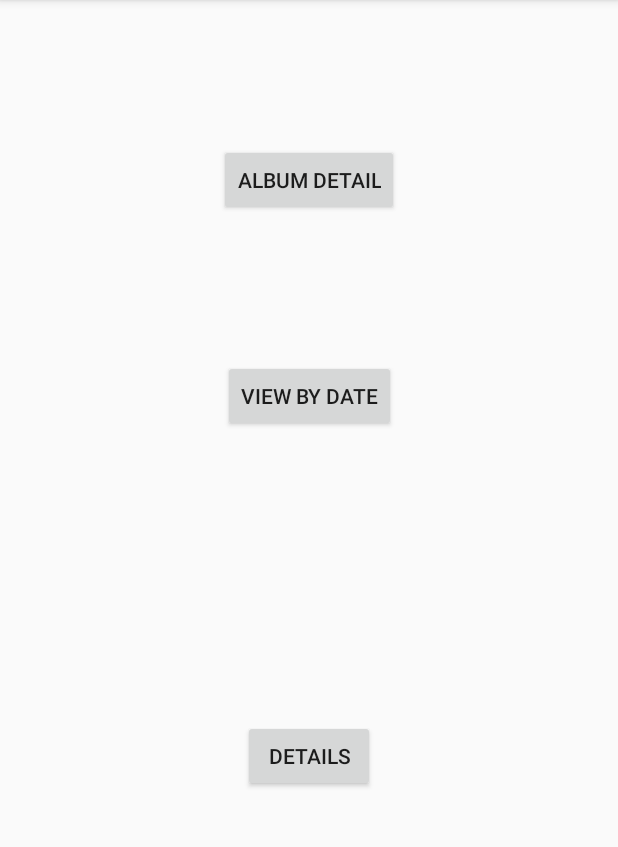
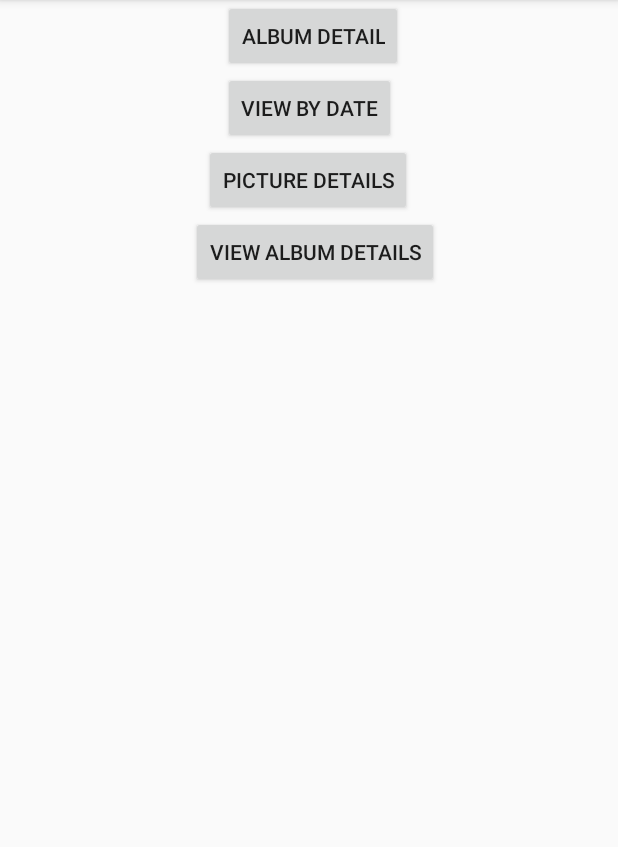
Before and after one commit to thinhnguyenphuc/18clc_20_doan, an Android app: the screen it shows after launch (MainActivity), on a phone screen of 412 x 824 dp, the part 84-931 px from its top. Run offline under Robolectric (Android 15) with nearby library versions, the phone set to English and light mode, and no system bars.

Commit message:
! Main Layout

```diff
--- a/src/app/build.gradle
+++ b/src/app/build.gradle
@@ -31,5 +31,5 @@ dependencies {
     testImplementation 'junit:junit:4.12'
     androidTestImplementation 'androidx.test.ext:junit:1.1.2'
     androidTestImplementation 'androidx.test.espresso:espresso-core:3.3.0'
-
+    implementation "androidx.cardview:cardview:1.0.0"
 }
--- a/src/app/src/main/java/com/example/photo_manager/MainActivity.java
+++ b/src/app/src/main/java/com/example/photo_manager/MainActivity.java
@@ -10,12 +10,22 @@ import android.widget.TextView;
 
 public class MainActivity extends AppCompatActivity {
 
-    Button activity2,activity3;
+    Button activity1,activity2,activity3;
     Button album_detail;
     @Override
     protected void onCreate(Bundle savedInstanceState) {
         super.onCreate(savedInstanceState);
         setContentView(R.layout.activity_main);
+
+        activity1 = (Button) findViewById(R.id.button_activity);
+
+        activity1.setOnClickListener(new View.OnClickListener() {
+            @Override
+            public void onClick(View v) {
+                Intent intent = new Intent(MainActivity.this, album_general.class);
+                startActivity(intent);
+            }
+        });
 
         activity2 = (Button) findViewById(R.id.button_activity2);
 
@@ -39,9 +49,12 @@ public class MainActivity extends AppCompatActivity {
 
         album_detail = findViewById(R.id.album_detail);
 
-        album_detail.setOnClickListener((v) -> {
-            Intent intent = new Intent(MainActivity.this, album_detail.class);
-            startActivity(intent);
+        album_detail.setOnClickListener(new View.OnClickListener() {
+            @Override
+            public void onClick(View v) {
+                Intent intent = new Intent(MainActivity.this, album_detail.class);
+                startActivity(intent);
+            }
         });
     }
 }
--- a/src/app/src/main/res/layout/activity_album_general.xml
+++ b/src/app/src/main/res/layout/activity_album_general.xml
@@ -45,7 +45,7 @@
                         android:layout_height="150dp"
                         android:layout_gravity="center|top"
                         android:padding="50dp"
-                        android:src="@drawable/test2" />
+                        android:src="@drawable/test1" />
 
                     <TextView
                         android:id="@+id/album_text1"
--- a/src/app/src/main/res/layout/activity_main.xml
+++ b/src/app/src/main/res/layout/activity_main.xml
@@ -10,29 +10,38 @@
         android:id="@+id/button_activity2"
         android:layout_width="wrap_content"
         android:layout_height="wrap_content"
-        android:text="details"
-        app:layout_constraintBottom_toBottomOf="parent"
+        android:text="picture details"
         app:layout_constraintEnd_toEndOf="parent"
+        app:layout_constraintHorizontal_bias="0.498"
         app:layout_constraintStart_toStartOf="parent"
-        app:layout_constraintTop_toTopOf="@+id/button_activity3" />
+        app:layout_constraintTop_toBottomOf="@+id/button_activity3" />
 
     <Button
         android:id="@+id/button_activity3"
         android:layout_width="wrap_content"
         android:layout_height="wrap_content"
         android:text="View By Date"
-        app:layout_constraintBottom_toBottomOf="@+id/button_activity2"
         app:layout_constraintEnd_toEndOf="parent"
         app:layout_constraintStart_toStartOf="parent"
-        app:layout_constraintTop_toTopOf="parent" />
+        app:layout_constraintTop_toBottomOf="@+id/album_detail" />
+
+    <Button
+        android:id="@+id/button_activity"
+        android:layout_width="wrap_content"
+        android:layout_height="wrap_content"
+        android:text="View Album Details"
+        app:layout_constraintEnd_toEndOf="parent"
+        app:layout_constraintHorizontal_bias="0.516"
+        app:layout_constraintStart_toStartOf="parent"
+        app:layout_constraintTop_toBottomOf="@+id/button_activity2" />
 
     <Button
         android:id="@+id/album_detail"
         android:layout_width="wrap_content"
         android:layout_height="wrap_content"
         android:text="album detail"
-        app:layout_constraintBottom_toTopOf="@+id/button_activity3"
         app:layout_constraintEnd_toEndOf="parent"
+        app:layout_constraintHorizontal_bias="0.508"
         app:layout_constraintStart_toStartOf="parent"
         app:layout_constraintTop_toTopOf="parent" />
 </androidx.constraintlayout.widget.ConstraintLayout>
--- a/src/app/src/main/res/layout/activity_view_picture.xml
+++ b/src/app/src/main/res/layout/activity_view_picture.xml
@@ -9,14 +9,12 @@
     <LinearLayout
         android:layout_width="match_parent"
         android:layout_height="match_parent"
-        android:orientation="vertical"
-        tools:layout_editor_absoluteX="187dp"
-        tools:layout_editor_absoluteY="243dp">
+        android:orientation="vertical">
 
         <ImageView
             android:id="@+id/image"
             android:layout_width="match_parent"
             android:layout_height="wrap_content"
-            app:srcCompat="@drawable/test10" />
+            app:srcCompat="@drawable/test1" />
     </LinearLayout>
 </androidx.constraintlayout.widget.ConstraintLayout>
--- a/src/build.gradle
+++ b/src/build.gradle
@@ -6,7 +6,6 @@ buildscript {
     }
     dependencies {
         classpath 'com.android.tools.build:gradle:4.1.2'
-
         // NOTE: Do not place your application dependencies here; they belong
         // in the individual module build.gradle files
     }
```
